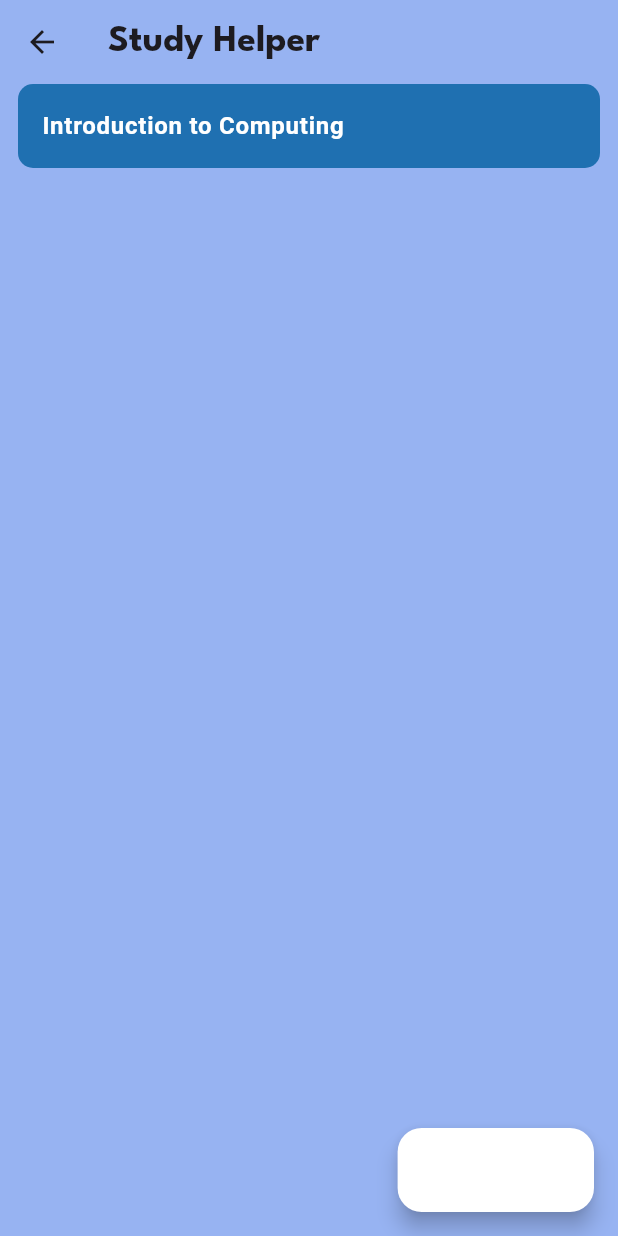
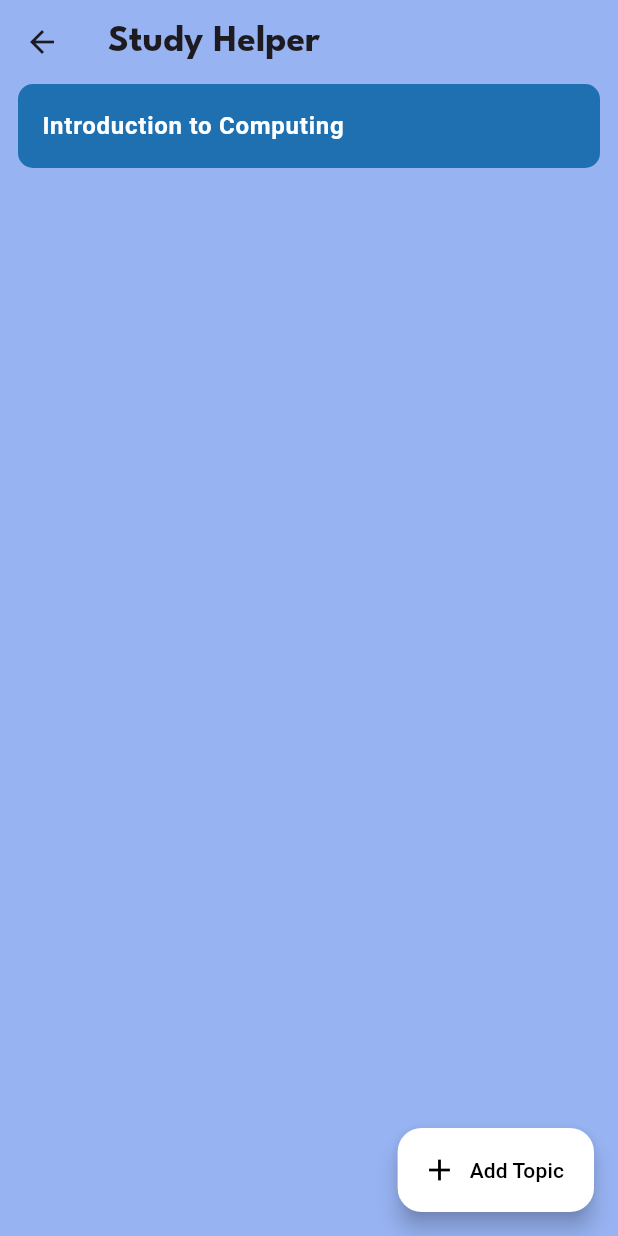
Before and after one commit to olopsc-rxaliman/ai-integration-project, a Flutter app: the StudyHelperPage screen opened directly, on a phone screen of 412 x 824 dp. Run offline on Flutter 3.47's test engine with Material 3 defaults, Android fonts, the phone set to English and light mode, and no system bars; our stand-ins replace animated_splash_screen, page_transition.

Commit message:
Forgot something...

```diff
--- a/lib/pages/study_helper_page.dart
+++ b/lib/pages/study_helper_page.dart
@@ -27,7 +27,7 @@ class StudyHelperPage extends StatelessWidget {
         label: const Text("Add Topic"),
         icon: const Icon(Icons.add),
         backgroundColor: Colors.white,
-        foregroundColor: Colors.white,
+        foregroundColor: Colors.black,
       ),
       body: ListView(
         padding: const EdgeInsets.symmetric(horizontal: 12),
```
